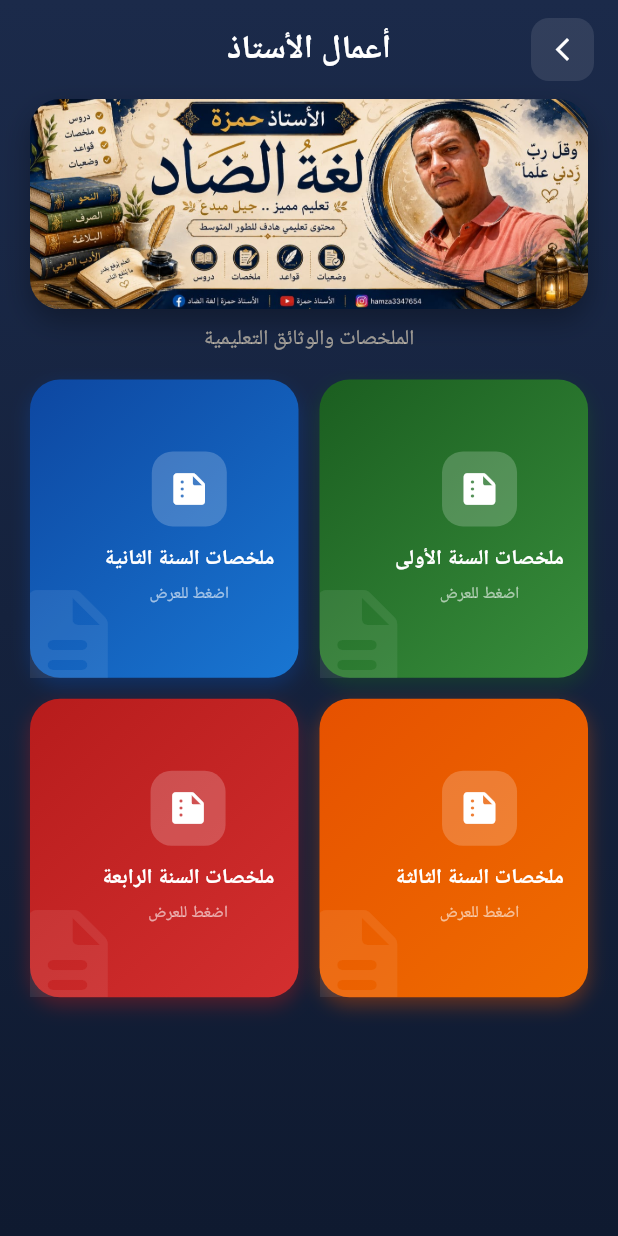
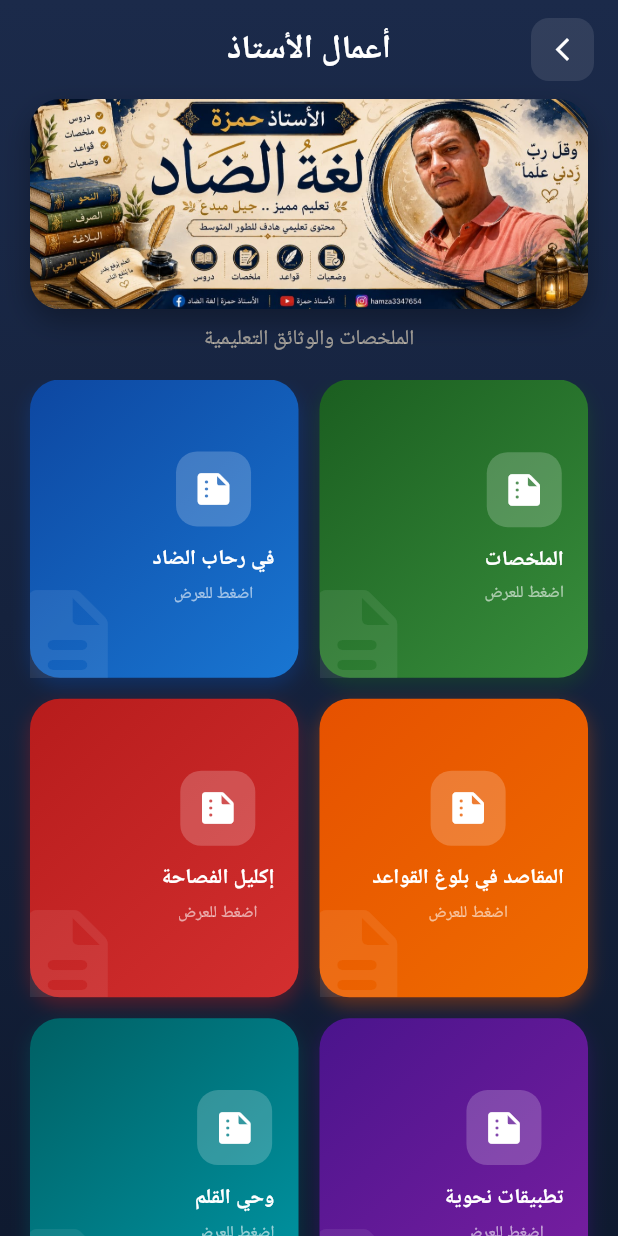
Before and after one commit to LWEK009/ben-mazouz-hamza-app-student-teatching, a Flutter app: the TeacherWorkScreen screen opened directly, on a phone screen of 412 x 824 dp. Run offline on Flutter 3.47's test engine with Material 3 defaults, Android fonts, the phone set to English and light mode, and no system bars; our stand-ins replace animate_do, google_fonts, shared_preferences; accounts and stored records are empty; Roboto replaces fonts that are missing (Cairo).

Commit message:
feat: update lesson topics and category counts dynamically and add new theme colors

```diff
--- a/lib/constants/app_data.dart
+++ b/lib/constants/app_data.dart
@@ -115,87 +115,85 @@ class AppData {
   // Section icons
   static const List<String> sectionEmojis = ['📝', '📖', '✍️'];
 
-  // Lesson topics per year (sample data)
+  // Lesson topics per year (from photos)
   static const Map<int, Map<int, Map<int, String>>> lessonTopics = {
     // Year 1
     0: {
       0: {
-        0: 'مبارك الميلي رائد الإصلاح',
-        1: 'العلم طريق نهضة الأمم',
-        2: 'الوفاء للأرض وجذور الانتماء',
+        0: 'الحياة العائلية',
+        1: 'حب الوطن',
+        2: 'عظماء الإنسانية',
       },
       1: {
-        0: 'غرس الورد - علاقة الإنسان بالأرض',
-        1: 'قيم التعاون والتضامن',
-        2: 'حب الوطن والانتماء',
+        0: 'الأخلاق والمجتمع',
+        1: 'العلم والاكتشافات العلمية',
+        2: 'الأعياد',
       },
       2: {
-        0: 'الطبيعة في الأدب العربي',
-        1: 'الأخلاق الحميدة',
-        2: 'مراجعة عامة',
+        0: 'الطبيعة',
+        1: 'الصحة والرياضة',
       },
     },
     // Year 2
     1: {
       0: {
-        0: 'الاكتشافات العلمية وأثرها في الحياة',
-        1: 'التكنولوجيا وتطور العالم',
-        2: 'دور العلماء في تقدم البشرية',
+        0: 'الحياة العائلية',
+        1: 'حب الوطن',
+        2: 'عظماء الإنسانية',
       },
       1: {
-        0: 'البيئة وحماية الطبيعة',
-        1: 'التراث الثقافي الجزائري',
-        2: 'الرياضة وأهميتها في الحياة',
+        0: 'الأخلاق والمجتمع',
+        1: 'العلم والاكتشافات العلمية',
+        2: 'الأعياد',
       },
       2: {
-        0: 'الإعلام ودوره في المجتمع',
-        1: 'الصحة والوقاية',
-        2: 'مراجعة عامة',
+        0: 'الطبيعة',
+        1: 'الصحة والرياضة',
       },
     },
     // Year 3
     2: {
       0: {
-        0: 'التقدم العلمي في حياة الإنسان',
-        1: 'الاكتشافات الحديثة',
-        2: 'التكنولوجيا في خدمة الإنسان',
+        0: 'قضايا اجتماعية',
+        1: 'الاعلام والمجتمع',
+        2: 'التضامن الانساني',
       },
       1: {
-        0: 'العلم بين الماضي والحاضر',
-        1: 'الثورة الرقمية وآثارها',
-        2: 'التعليم عن بعد',
+        0: 'شعوب العالم',
+        1: 'العلم والتقدم التكنولوجي',
+        2: 'التلوث البيئي',
       },
       2: {
-        0: 'الأدب العربي المعاصر',
-        1: 'فنون التعبير الكتابي',
-        2: 'مراجعة عامة',
+        0: 'الصناعات التقليدية',
+        1: 'الهجرة',
       },
     },
     // Year 4
     3: {
       0: {
-        0: 'التضامن أساس قوة المجتمع',
-        1: 'الذكاء الاصطناعي وثورة المستقبل',
-        2: 'طغيان الآلة وغياب الإنسان',
+        0: 'قضايا اجتماعية',
+        1: 'الاعلام والمجتمع',
+        2: 'التضامن الانساني',
       },
       1: {
-        0: 'التكنولوجيا بين الإيجابيات والسلبيات',
-        1: 'القيم الإنسانية في الأدب',
-        2: 'التحضير للامتحانات',
+        0: 'شعوب العالم',
+        1: 'العلم والتقدم التكنولوجي',
+        2: 'التلوث البيئي',
       },
       2: {
-        0: 'نصوص الامتحانات السابقة',
-        1: 'حلول نموذجية',
-        2: 'مراجعة شاملة',
+        0: 'الصناعات التقليدية',
+        1: 'الهجرة',
       },
     },
   };
 
   // Teacher's work categories (a3mal al oustad)
   static const List<String> teacherWorkCategories = [
-    'ملخصات السنة الأولى',
-    'ملخصات السنة الثانية',
-    'ملخصات السنة الثالثة',
-    'ملخصات السنة الرابعة',
+    'الملخصات',
+    'في رحاب الضاد',
+    'المقاصد في بلوغ القواعد',
+    'إكليل الفصاحة',
+    'تطبيقات نحوية',
+    'وحي القلم',
   ];
 }
--- a/lib/screens/fasl_detail_screen.dart
+++ b/lib/screens/fasl_detail_screen.dart
@@ -62,7 +62,7 @@ class FaslDetailScreen extends StatelessWidget {
                   child: ListView.builder(
                     physics: const BouncingScrollPhysics(),
                     padding: const EdgeInsets.symmetric(horizontal: 20),
-                    itemCount: 3,
+                    itemCount: AppData.lessonTopics[yearIndex]?[faslIndex]?.length ?? 0,
                     itemBuilder: (context, index) {
                       final topic = AppData.lessonTopics[yearIndex]?[faslIndex]?[index] ?? 'المقطع ${index + 1}';
                       final List<Color> sectionColors = [
--- a/lib/screens/teacher_work_screen.dart
+++ b/lib/screens/teacher_work_screen.dart
@@ -14,6 +14,8 @@ class TeacherWorkScreen extends StatelessWidget {
       [const Color(0xFF0D47A1), const Color(0xFF1976D2)],
       [const Color(0xFFE65100), const Color(0xFFEF6C00)],
       [const Color(0xFFB71C1C), const Color(0xFFD32F2F)],
+      [const Color(0xFF4A148C), const Color(0xFF7B1FA2)],
+      [const Color(0xFF006064), const Color(0xFF0097A6)],
     ];
 
     return Directionality(
@@ -103,7 +105,7 @@ class TeacherWorkScreen extends StatelessWidget {
                       mainAxisSpacing: 14,
                       childAspectRatio: 0.9,
                     ),
-                    itemCount: 4,
+                    itemCount: AppData.teacherWorkCategories.length,
                     itemBuilder: (context, index) {
                       return FadeInUp(
                         delay: Duration(milliseconds: 300 + (index * 150)),
--- a/lib/screens/year_detail_screen.dart
+++ b/lib/screens/year_detail_screen.dart
@@ -123,7 +123,7 @@ class YearDetailScreen extends StatelessWidget {
                                         children: [
                                           Text(AppData.fusulNames[index],
                                             style: GoogleFonts.cairo(fontSize: 20, fontWeight: FontWeight.bold, color: Colors.white)),
-                                          Text('3 حصص دراسية',
+                                          Text('${AppData.lessonTopics[yearIndex]?[index]?.length ?? 0} مقاطع',
                                             style: GoogleFonts.cairo(fontSize: 13, color: Colors.white.withValues(alpha: 0.7))),
                                         ],
                                       ),
```
Also changed, not shown: WhatsApp Image 2026-05-26 at 15.54.15.jpeg (added), WhatsApp Image 2026-05-26 at 15.54.24.jpeg (added), WhatsApp Image 2026-05-26 at 15.56.16.jpeg (added).
